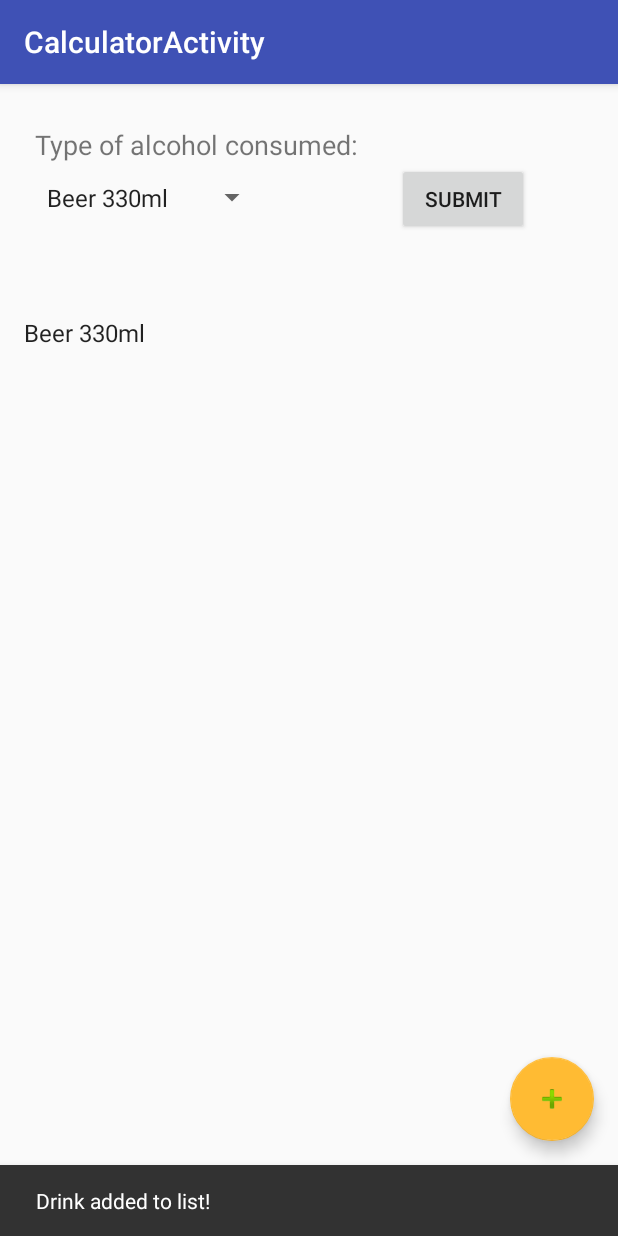
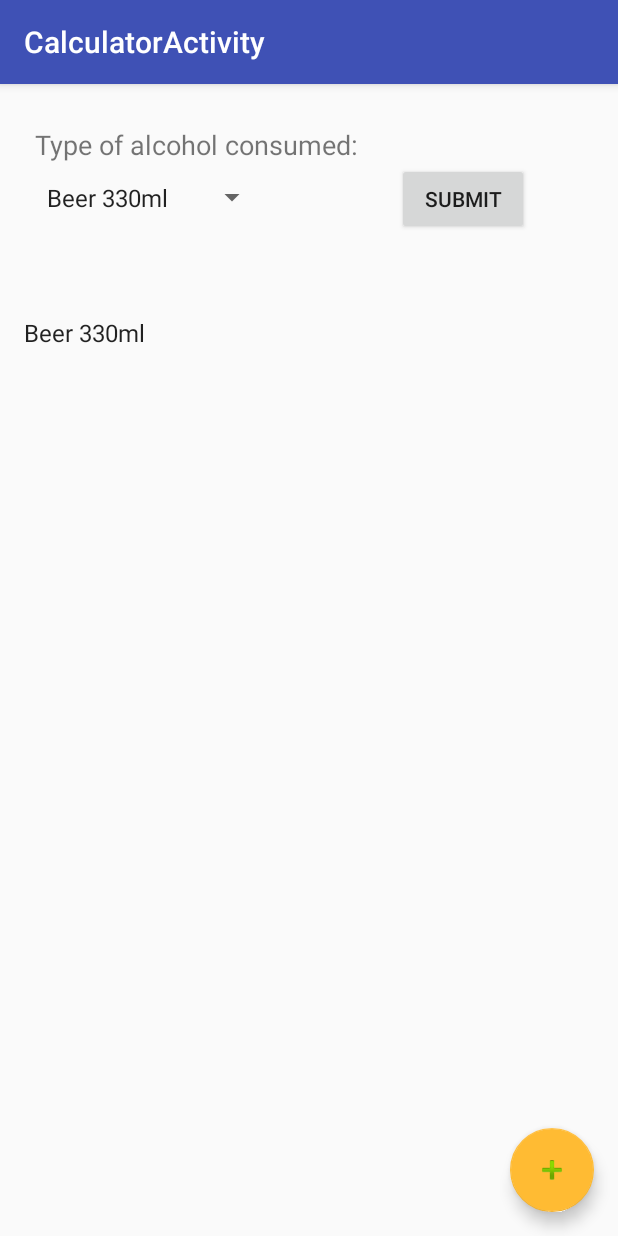
Before and after one commit to AleksandarKosev/To-Drunk, an Android app: the CalculatorActivity screen opened directly, with no data from a screen before it, after a tap on an icon or button, on a phone screen of 412 x 824 dp. Run offline under Robolectric (Android 15) with nearby library versions, the phone set to English and light mode, and no system bars.

Commit message:
final v2
bla

```diff
--- a/AlchoTest/app/src/main/java/com/a2drunk/alchotest/alchotest/CalculatorActivity.java
+++ b/AlchoTest/app/src/main/java/com/a2drunk/alchotest/alchotest/CalculatorActivity.java
@@ -172,8 +172,8 @@ public class CalculatorActivity extends AppCompatActivity  {
                 list.setAdapter(adapter);*/
 
 
-                Snackbar.make(view, "Drink added to list!", Snackbar.LENGTH_LONG)
-                        .setAction("Action", null).show();
+               // Snackbar.make(view, "Drink added to list!", Snackbar.LENGTH_LONG)
+                 //       .setAction("Action", null).show();
                 spinner1.getSelectedItem().toString();
                 if(spinner1.getSelectedItem().toString().equals("Beer 330ml"))
                 {
--- a/AlchoTest/app/src/main/java/com/a2drunk/alchotest/alchotest/Drink.java
+++ b/AlchoTest/app/src/main/java/com/a2drunk/alchotest/alchotest/Drink.java
@@ -24,7 +24,7 @@ public class Drink {
     public String toString() {return description + '\'' + mll + procentAlcho;}
 
     public float returnStandardDrink()
-    {return mll*procentAlcho*100*(float)0.789;}
+    {return mll / 1000 * procentAlcho * (float)0.789;}
 
 
 
```
